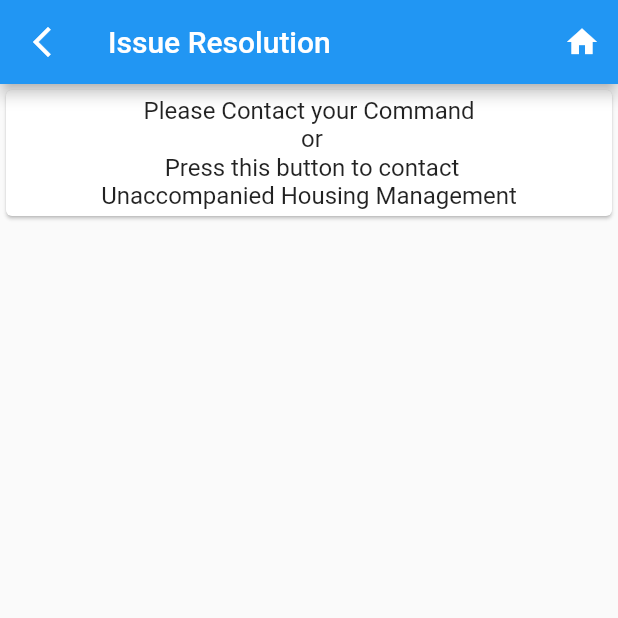
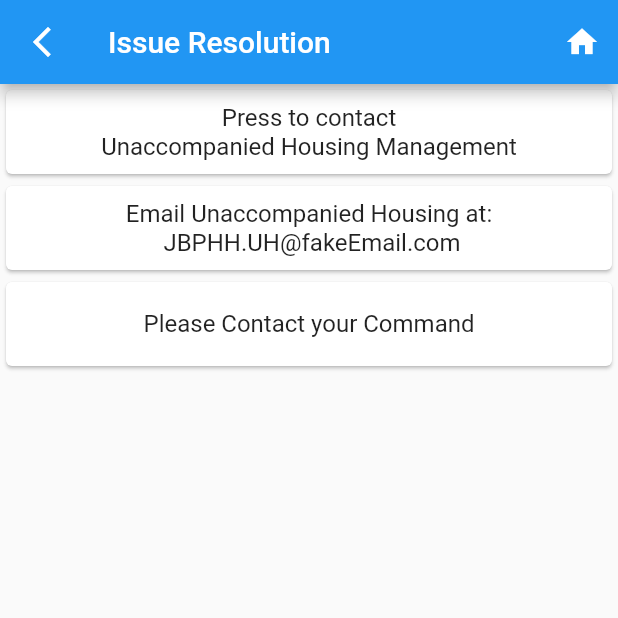
Before and after one commit to Aaron-m-ram/Flutter-Dormitory, a Flutter app: the IssueResolution screen opened directly, on a phone screen of 412 x 824 dp, the top half of it. Run offline on Flutter 3.47's test engine with Material 2 defaults, Android fonts, the phone set to English and light mode, and no system bars.

Commit message:
updated still have questions
Change still have questions to have 3 options now. Only one is clickable. This is on purpose

```diff
--- a/flutter_dorm/lib/issue_res.dart
+++ b/flutter_dorm/lib/issue_res.dart
@@ -3,9 +3,11 @@ import 'package:flutter_dorm/main.dart';
 import 'package:url_launcher/url_launcher.dart';
 
 final nameArr = [
-  'Please Contact your Command \n or \n Press this button to contact \nUnaccompanied Housing Management',
+  'Press to contact \nUnaccompanied Housing Management',
+  'Email Unaccompanied Housing at: \n JBPHH.UH@fakeEmail.com',
+  "Please Contact your Command"
 ];
-final urlArr = ['9876543210', ''];
+final urlArr = ['9876543210', '', '9154977688'];
 
 class IssueResolution extends StatelessWidget {
   const IssueResolution({super.key});
@@ -39,6 +41,7 @@ class IssueResolution extends StatelessWidget {
           return GestureDetector(
             onTap: () async {
               //Uri resourcesList = Uri.parse(urlArr[index]);
+              if (index == 0) {
                 Uri launchURI = Uri(
                     scheme: 'tel',
                     //path: '7896543211',
@@ -47,6 +50,7 @@ class IssueResolution extends StatelessWidget {
                 launchUrl(
                     launchURI); //need this line in order to actually launch phone number
                 //debugPrint("You pressed ${items[index]}");
+              }
             },
             child: Card(
               child: ListTile(
```
Lines whose indentation alone changed are shown as unchanged.
